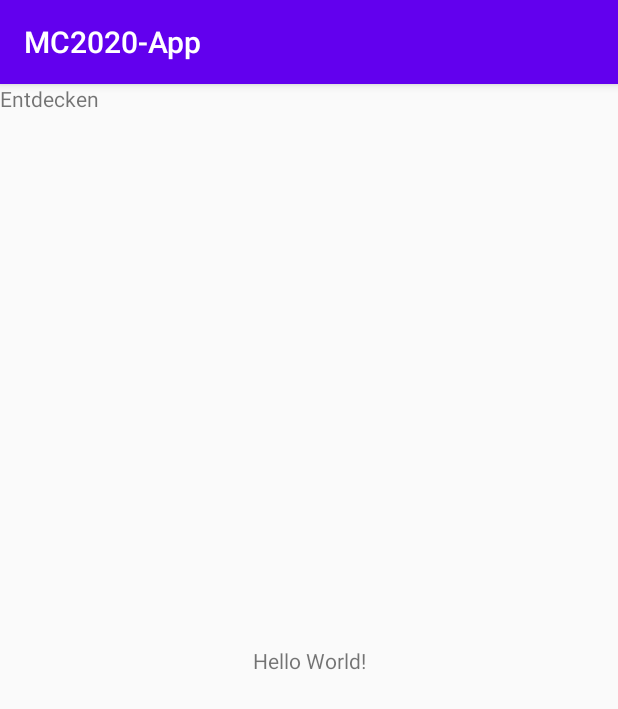
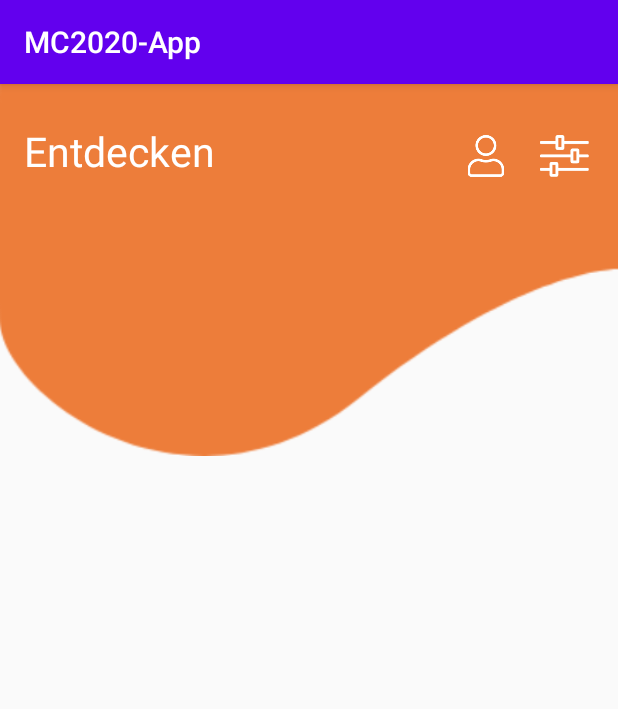
Before and after one commit to auberged/mc2020, an Android app: the screen it shows after launch (MainActivity), on a phone screen of 412 x 824 dp. Shown: the top 709 px of the screen. Run offline under Robolectric (Android 15) with nearby library versions, the phone set to English and light mode, and no system bars.

Commit message:
added styling for head area in main activity

```diff
--- a/MC2020App/app/src/main/java/at/technikumwien/mc2020/ui/main/MainActivity.java
+++ b/MC2020App/app/src/main/java/at/technikumwien/mc2020/ui/main/MainActivity.java
@@ -18,14 +18,14 @@ public class MainActivity extends AppCompatActivity {
         super.onCreate(savedInstanceState);
         setContentView(R.layout.activity_main);
 
-        imageButton = findViewById(R.id.id_preference_button);
+        /*imageButton = findViewById(R.id.id_preference_button);
 
         imageButton.setOnClickListener(new View.OnClickListener() {
             @Override
             public void onClick(View v) {
                 openSettingsActivity();
             }
-        });
+        });*/
     }
 
     private void openSettingsActivity(){
--- a/MC2020App/app/src/main/res/layout/activity_main.xml
+++ b/MC2020App/app/src/main/res/layout/activity_main.xml
@@ -6,19 +6,50 @@
     android:layout_height="match_parent"
     tools:context=".ui.main.MainActivity">
 
+
+    <ImageView
+        android:id="@+id/imageView4"
+        android:layout_width="415dp"
+        android:layout_height="248dp"
+        android:contentDescription="@null"
+        app:layout_constraintEnd_toEndOf="parent"
+        app:layout_constraintStart_toStartOf="parent"
+        app:layout_constraintTop_toTopOf="parent"
+        app:srcCompat="@drawable/explore_background" />
+
     <TextView
+        android:id="@+id/tv_explore"
         android:layout_width="wrap_content"
         android:layout_height="wrap_content"
-        android:text="@string/explore"/>
-
-
-    <TextView
-        android:layout_width="wrap_content"
-        android:layout_height="wrap_content"
-        android:text="Hello World!"
-        app:layout_constraintBottom_toBottomOf="parent"
-        app:layout_constraintLeft_toLeftOf="parent"
-        app:layout_constraintRight_toRightOf="parent"
+        android:layout_marginStart="16dp"
+        android:layout_marginLeft="16dp"
+        android:layout_marginTop="26dp"
+        android:text="@string/explore"
+        android:textColor="#FFFFFF"
+        android:textSize="27sp"
+        app:layout_constraintStart_toStartOf="parent"
         app:layout_constraintTop_toTopOf="parent" />
 
+    <ImageView
+        android:id="@+id/iv_icon_settings"
+        android:layout_width="39dp"
+        android:layout_height="28dp"
+        android:layout_marginTop="34dp"
+        android:layout_marginEnd="18dp"
+        android:layout_marginRight="18dp"
+        app:layout_constraintEnd_toEndOf="@+id/imageView4"
+        app:layout_constraintTop_toTopOf="@+id/imageView4"
+        app:srcCompat="@drawable/icon_settings" />
+
+    <ImageView
+        android:id="@+id/iv_icon_user"
+        android:layout_width="25dp"
+        android:layout_height="28dp"
+        android:layout_marginTop="34dp"
+        android:layout_marginEnd="20dp"
+        android:layout_marginRight="20dp"
+        app:layout_constraintEnd_toStartOf="@+id/iv_icon_settings"
+        app:layout_constraintTop_toTopOf="parent"
+        app:srcCompat="@drawable/icon_user" />
+
 </androidx.constraintlayout.widget.ConstraintLayout>
```
Also changed, not shown: MC2020App/app/src/main/res/drawable-v24/explore_background.png (added), MC2020App/app/src/main/res/drawable-v24/icon_settings.png (added), MC2020App/app/src/main/res/drawable-v24/icon_user.png (added).
